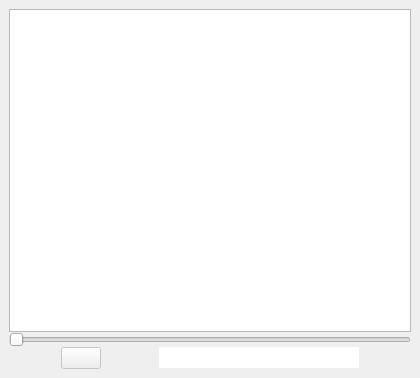
liloneum/amapola, file myvideoplayer.ui: the form before one commit.
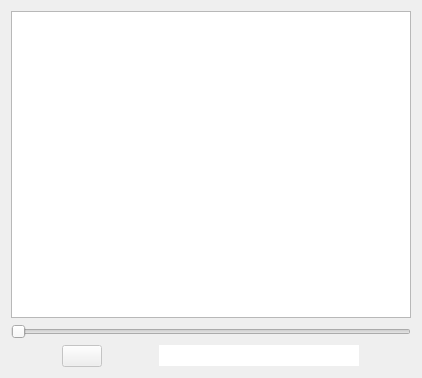
The form after the commit.

Patch:
```diff
--- a/myvideoplayer.ui
+++ b/myvideoplayer.ui
@@ -13,33 +13,7 @@
   <property name="windowTitle">
    <string>Form</string>
   </property>
-  <layout class="QGridLayout" name="gridLayout">
-   <property name="leftMargin">
-    <number>9</number>
-   </property>
-   <property name="topMargin">
-    <number>9</number>
-   </property>
-   <property name="rightMargin">
-    <number>9</number>
-   </property>
-   <property name="bottomMargin">
-    <number>9</number>
-   </property>
-   <item row="0" column="0">
     <layout class="QVBoxLayout" name="verticalLayout">
-     <property name="spacing">
-      <number>0</number>
-     </property>
-     <property name="sizeConstraint">
-      <enum>QLayout::SetDefaultConstraint</enum>
-     </property>
-     <property name="leftMargin">
-      <number>0</number>
-     </property>
-     <property name="bottomMargin">
-      <number>0</number>
-     </property>
      <item>
       <widget class="QGraphicsView" name="videoView">
        <property name="sizePolicy">
@@ -191,8 +165,6 @@
           <set>Qt::AlignLeading|Qt::AlignLeft|Qt::AlignVCenter</set>
          </property>
         </widget>
-       </item>
-      </layout>
      </item>
     </layout>
    </item>
```
Lines whose indentation alone changed are shown as unchanged.
